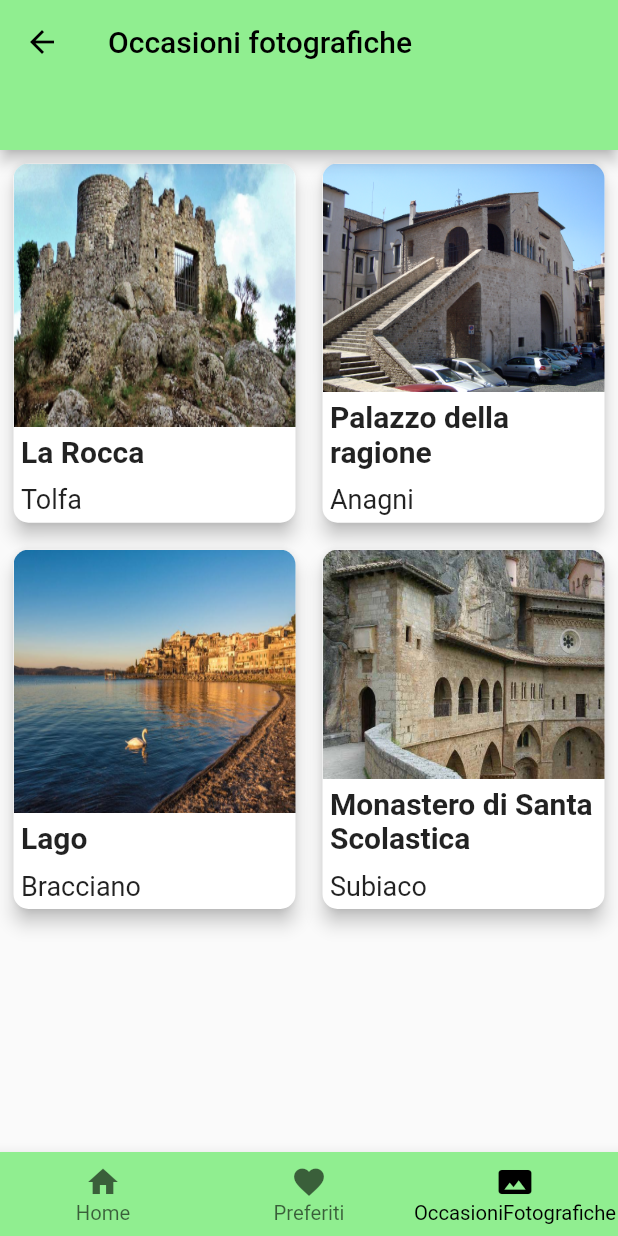
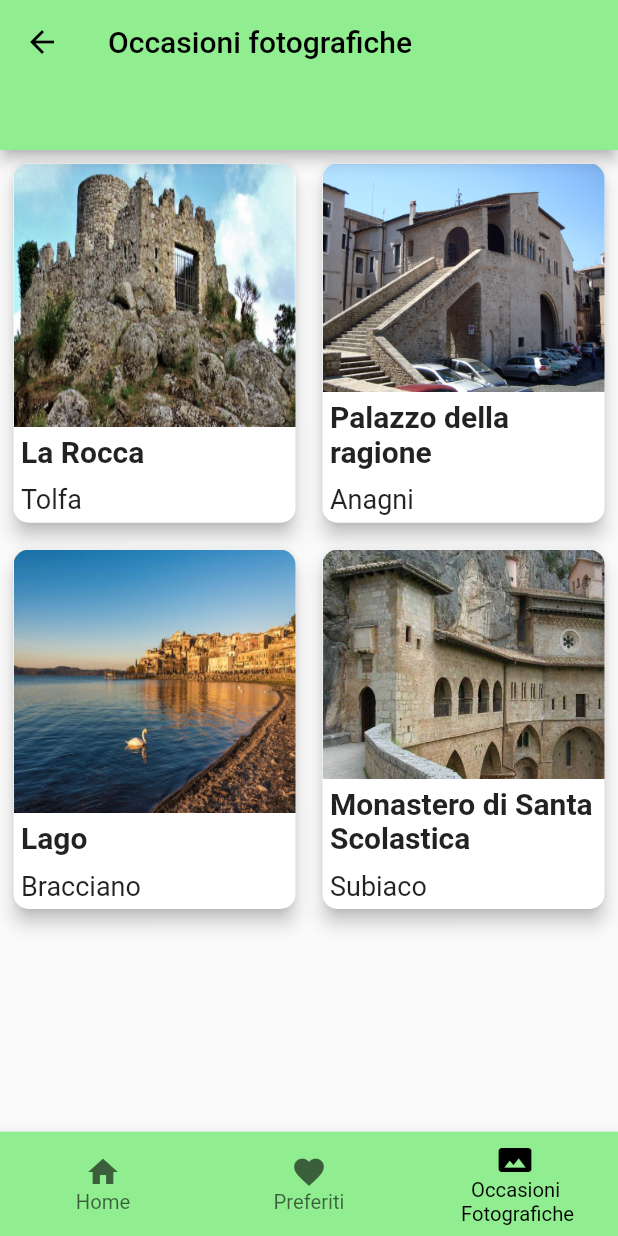
Before and after one commit to LorenzoCristini/borough_king, a Flutter app: the screen it shows after launch, item 3 of the bottom bar chosen, on a phone screen of 412 x 824 dp. Run offline on Flutter 3.47's test engine with Material 2 defaults, Android fonts, the phone set to English and light mode, and no system bars.

Commit message:
occasioni fotografiche FIXED

```diff
--- a/lib/main.dart
+++ b/lib/main.dart
@@ -10,6 +10,8 @@ import "package:borough_king/cardHP/villaggioNatale.dart";
 import "package:borough_king/cardHP/mercatiniSubiaco.dart";
 import "package:borough_king/cardHP/neveAnagni.dart";
 import "package:borough_king/cardHP/presepCal.dart";
+import 'package:flutter/painting.dart';
+import 'package:flutter/rendering.dart';
 
 void main() => runApp(MyApp());
 
@@ -90,6 +92,8 @@ class HomePage extends StatelessWidget {
             style: TextStyle(fontSize : 28, fontFamily: 'Georgia',  ),
 
           )),
+
+
           //Ci metto una box invisibile per dare spazio
           SizedBox(
             height: 25,
@@ -222,6 +226,7 @@ class HomePage extends StatelessWidget {
                   image: AssetImage('assets/images/logoBK.jpg'),
                   fit: BoxFit.cover,
                 )),
+            child: null
           ),
           Padding(
           child: Text("Ciao viaggiatore! ♡",style: TextStyle(fontSize: 20),),
@@ -313,7 +318,7 @@ class HomePage extends StatelessWidget {
             icon: Icon(Icons.favorite),
           ),
           BottomNavigationBarItem(
-            label: 'OccasioniFotografiche',
+            label: '   Occasioni\n Fotografiche',
             icon: Icon(Icons.panorama),
           ),
         ],
@@ -406,7 +411,7 @@ class notImplemented extends StatelessWidget {
             icon: Icon(Icons.favorite),
           ),
           BottomNavigationBarItem(
-            label: 'BorghiPerImmagini',
+            label: '   Occasioni\n Fotografiche',
             icon: Icon(Icons.panorama),
           ),
         ],
--- a/lib/widgets/occasioni_fotografiche.dart
+++ b/lib/widgets/occasioni_fotografiche.dart
@@ -9,6 +9,7 @@ class occasioniFotografiche extends StatelessWidget {
   final List<String> images = ['assets/images/OccFotograf/rocca.jpg','assets/images/OccFotograf/pal_ragione.JPG','assets/images/OccFotograf/lago.jpg','assets/images/OccFotograf/monastero.jpg'];
   final List<String> names = ['La Rocca','Palazzo della ragione','Lago','Monastero di Santa Scolastica'];
   final List<String> places = ['Tolfa','Anagni','Bracciano','Subiaco'];
+  final List<StatelessWidget> classi = [notImplemented(),notImplemented(),notImplemented(),notImplemented()];
   @override
   Widget build(BuildContext context) {
     return Scaffold(
@@ -28,9 +29,14 @@ class occasioniFotografiche extends StatelessWidget {
             crossAxisCount: 2,
           ),
           itemBuilder: (BuildContext context, int index) {
-            return Padding(
+            return
+              GestureDetector(
+                onTap: (){
+                  Navigator.push(context,MaterialPageRoute(builder: (context) => classi[index]));
+                },
+                child: Padding(
                 padding: EdgeInsets.all(5),
-                child: Card(
+                child:   Card(
                   elevation: 5,
                     semanticContainer: true,
                     shape: RoundedRectangleBorder(
@@ -61,7 +67,7 @@ class occasioniFotografiche extends StatelessWidget {
                               style: TextStyle(fontSize: 18.0),
                             )),
                       ],
-                    )));
+                    ))));
           },
         ),
       bottomNavigationBar: BottomNavigationBar(
@@ -103,7 +109,7 @@ class occasioniFotografiche extends StatelessWidget {
             icon: Icon(Icons.favorite),
           ),
           BottomNavigationBarItem(
-            label: 'OccasioniFotografiche',
+            label: '   Occasioni\n Fotografiche',
             icon: Icon(Icons.panorama),
           ),
         ],
--- a/lib/widgets/preferiti.dart
+++ b/lib/widgets/preferiti.dart
@@ -51,7 +51,7 @@ class preferiti extends StatelessWidget {
             icon: Icon(Icons.favorite),
           ),
           BottomNavigationBarItem(
-            label: 'BorghiPerImmagini',
+            label: '   Occasioni\n Fotografiche',
             icon: Icon(Icons.panorama),
           ),
         ],
--- a/lib/widgets/search.dart
+++ b/lib/widgets/search.dart
@@ -248,7 +248,7 @@ class search extends StatelessWidget {
             icon: Icon(Icons.favorite),
           ),
           BottomNavigationBarItem(
-            label: 'OccasioniFotografiche',
+            label: '   Occasioni\n Fotografiche',
             icon: Icon(Icons.panorama),
           ),
         ],
```
